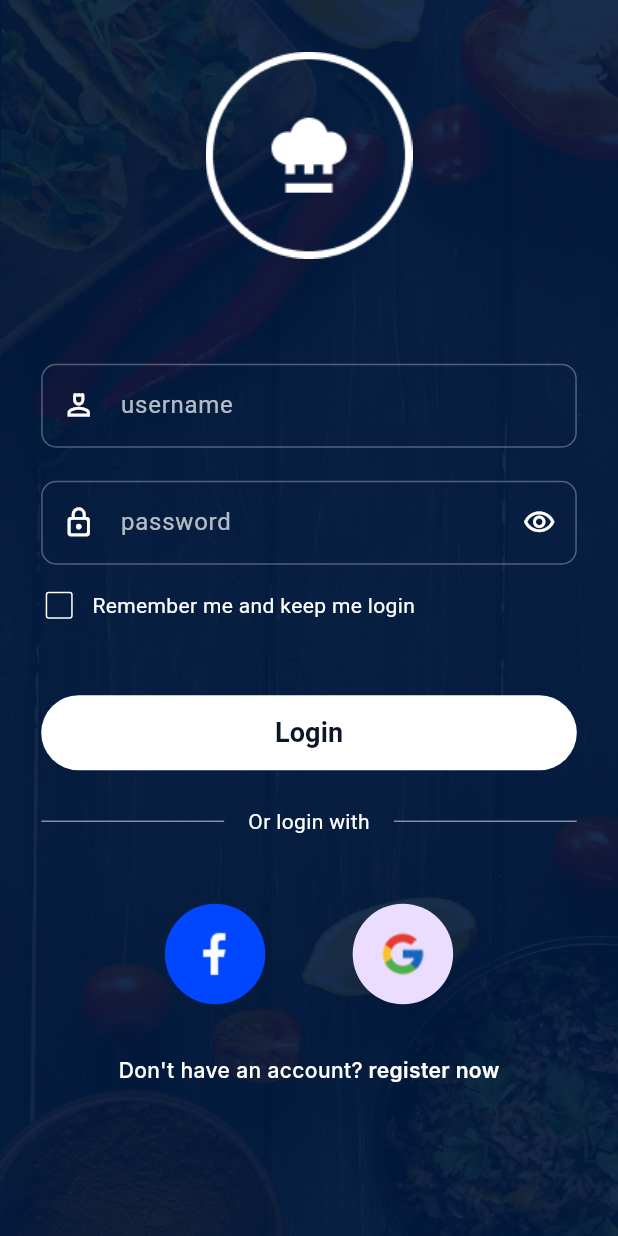
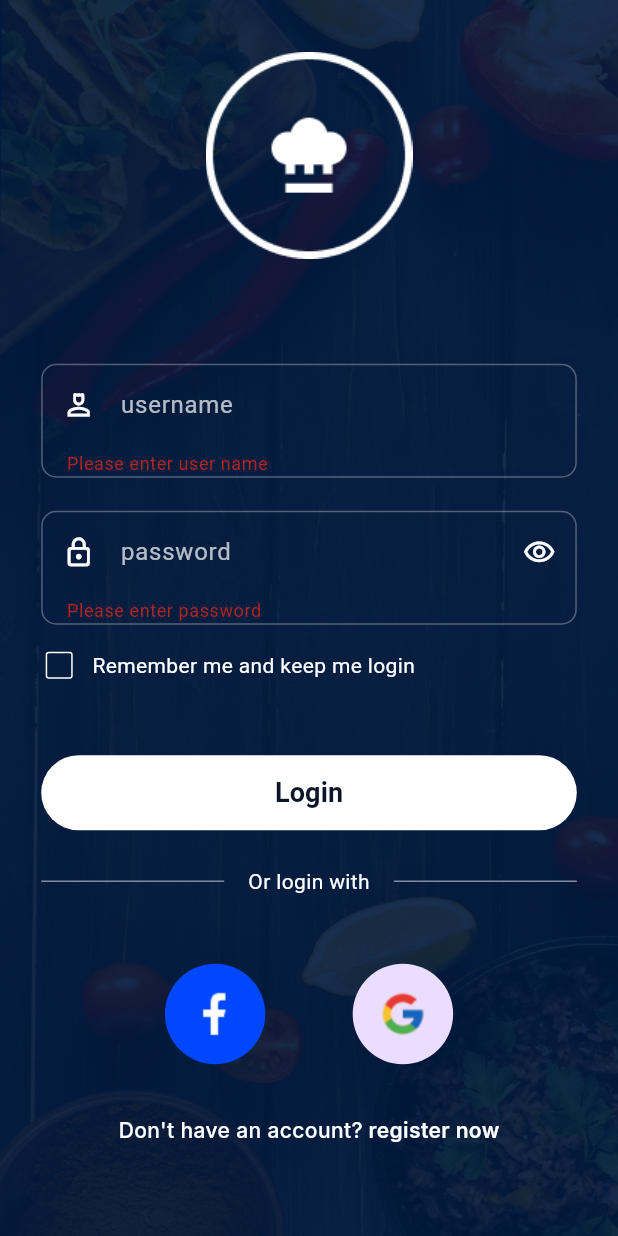
Before and after one commit to MuhammedZain15/meal_recommendation, a Flutter app: the LoginView screen opened by its route, after a tap on "Login", on a phone screen of 412 x 824 dp. Run offline on Flutter 3.47's test engine with Material 3 defaults, Android fonts, the phone set to English and light mode, and no system bars; our stand-ins replace animate_do, bloc, flutter_screenutil, gap, go_router, google_fonts and 1 more.

Commit message:
update CustomTextFormField to use hintText instead of label and improve login forms

```diff
--- a/lib/core/components/custom_text_field.dart
+++ b/lib/core/components/custom_text_field.dart
@@ -3,7 +3,7 @@ import 'package:flutter/services.dart';
 
 class CustomTextFormField extends StatelessWidget {
   final TextEditingController? controller;
-  final String label;
+  final String hintText;
   final IconData? icon;
   final String? Function(String?)? validator;
   final TextInputType? keyboardType;
@@ -18,7 +18,7 @@ class CustomTextFormField extends StatelessWidget {
   const CustomTextFormField({
     super.key,
     this.controller,
-    required this.label,
+    required this.hintText,
     this.icon,
     this.validator,
     this.keyboardType,
@@ -39,9 +39,12 @@ class CustomTextFormField extends StatelessWidget {
         border: Border.all(color: Colors.white.withOpacity(0.3)),
       ),
       child: TextFormField(
+        enabled: true,
         controller: controller,
         obscureText: isPassword && !(isPasswordVisible ?? false),
         keyboardType: keyboardType,
+        autovalidateMode: AutovalidateMode.onUserInteraction,
+
         validator: validator,
         onChanged: onChanged,
         readOnly: readOnly,
@@ -62,7 +65,7 @@ class CustomTextFormField extends StatelessWidget {
                 ]
                 : null,
         decoration: InputDecoration(
-          hintText: label,
+          hintText: hintText,
           hintStyle: TextStyle(
             color: Colors.white.withOpacity(0.7),
             fontSize: 16,
--- a/lib/features/auth/login/presentation/view/widgets/login_view_body.dart
+++ b/lib/features/auth/login/presentation/view/widgets/login_view_body.dart
@@ -4,13 +4,10 @@ import 'package:gap/gap.dart';
 import 'package:go_router/go_router.dart';
 import 'package:meal_recommendation/core/components/custom_button.dart';
 import 'package:meal_recommendation/core/components/custom_text_field.dart';
-
-import 'package:meal_recommendation/core/utils/app_colors.dart';
 import 'package:meal_recommendation/core/utils/app_images.dart';
 import 'package:meal_recommendation/core/utils/app_router.dart';
 import 'package:meal_recommendation/core/utils/app_styles.dart';
 import 'package:meal_recommendation/features/auth/login/presentation/view/widgets/social_methods.dart';
-
 import '../../../../../../core/components/divider_with_text.dart';
 import '../../../../../../core/components/remember_me_widget.dart';
 
@@ -23,6 +20,17 @@ class LoginViewBody extends StatefulWidget {
 
 class _LoginViewBodyState extends State<LoginViewBody> {
   bool showPass = false;
+  bool rememberMe = false;
+  final GlobalKey<FormState> formKey = GlobalKey<FormState>();
+  final TextEditingController usernameController = TextEditingController();
+  final TextEditingController passowordController = TextEditingController();
+  @override
+  void dispose() {
+    usernameController.dispose();
+    passowordController.dispose();
+    super.dispose();
+  }
+
   @override
   Widget build(BuildContext context) {
     return SingleChildScrollView(
@@ -37,24 +45,38 @@ class _LoginViewBodyState extends State<LoginViewBody> {
 
           Padding(
             padding: EdgeInsets.symmetric(horizontal: 25.w, vertical: 34.h),
+            child: Form(
+              key: formKey,
               child: Column(
                 children: [
                   Image.asset(AppImages.logo1),
                   Gap(70),
-                Column(
-                  children: [
                   CustomTextFormField(
-                      label: 'username',
+                    controller: usernameController,
+                    hintText: 'username',
                     icon: Icons.person_4_outlined,
 
-                      validator: (value) {},
+                    validator: (value) {
+                      if (value == null || value.isEmpty) {
+                        return 'Please enter user name';
+                      }
+                      return null;
+                    },
                   ),
                   Gap(22),
                   CustomTextFormField(
+                    controller: passowordController,
                     isPassword: true,
+                    hintText: 'password',
+                    icon: Icons.lock_outline_rounded,
 
-                      label: 'password',
-                      icon: Icons.lock_outline_rounded,
+                    validator: (value) {
+                      if (value == null || value.isEmpty) {
+                        return 'Please enter password';
+                      }
+                      return null;
+                    },
+
                     isPasswordVisible: showPass,
                     onTogglePasswordVisibility: () {
                       setState(() {
@@ -62,12 +84,22 @@ class _LoginViewBodyState extends State<LoginViewBody> {
                       });
                     },
                   ),
-                  ],
+                  Gap(15),
+                  RememberMeWidget(
+                    value: rememberMe,
+                    onChanged: (value) {
+                      setState(() {
+                        rememberMe = !rememberMe;
+                      });
+                    },
                   ),
-                Gap(15),
-                RememberMeWidget(value: false, onChanged: (value) {}),
                   Gap(48),
-                CustomButton(text: 'Login', onPressed: () {}),
+                  CustomButton(
+                    text: 'Login',
+                    onPressed: () {
+                      if (formKey.currentState!.validate()) {}
+                    },
+                  ),
                   Gap(24),
                   DividerWithText(text: 'Or login with'),
                   Gap(45),
@@ -94,6 +126,7 @@ class _LoginViewBodyState extends State<LoginViewBody> {
                 ],
               ),
             ),
+          ),
         ],
       ),
     );
--- a/lib/features/auth/register/presentation/view/widgets/register_view_body.dart
+++ b/lib/features/auth/register/presentation/view/widgets/register_view_body.dart
@@ -33,23 +33,23 @@ class RegisterViewBody extends StatelessWidget {
                 Image.asset(AppImages.logo1),
                 Gap(70.h),
                 CustomTextFormField(
-                  label: 'Full name',
+                  hintText: 'Full name',
                   icon: Icons.person_4_outlined,
                 ),
                 Gap(22.h),
                 CustomTextFormField(
-                  label: 'Email Address',
+                  hintText: 'Email Address',
                   icon: Icons.person_4_outlined,
                 ),
                 Gap(22.h),
                 CustomTextFormField(
-                  label: 'Phone',
+                  hintText: 'Phone',
                   icon: Icons.person_4_outlined,
                 ),
                 Gap(22.h),
                 CustomTextFormField(
                   isPassword: true,
-                  label: 'password',
+                  hintText: 'password',
                   icon: Icons.lock_outline_rounded,
                 ),
                 Gap(15.h),
```
Lines whose indentation alone changed are shown as unchanged.
